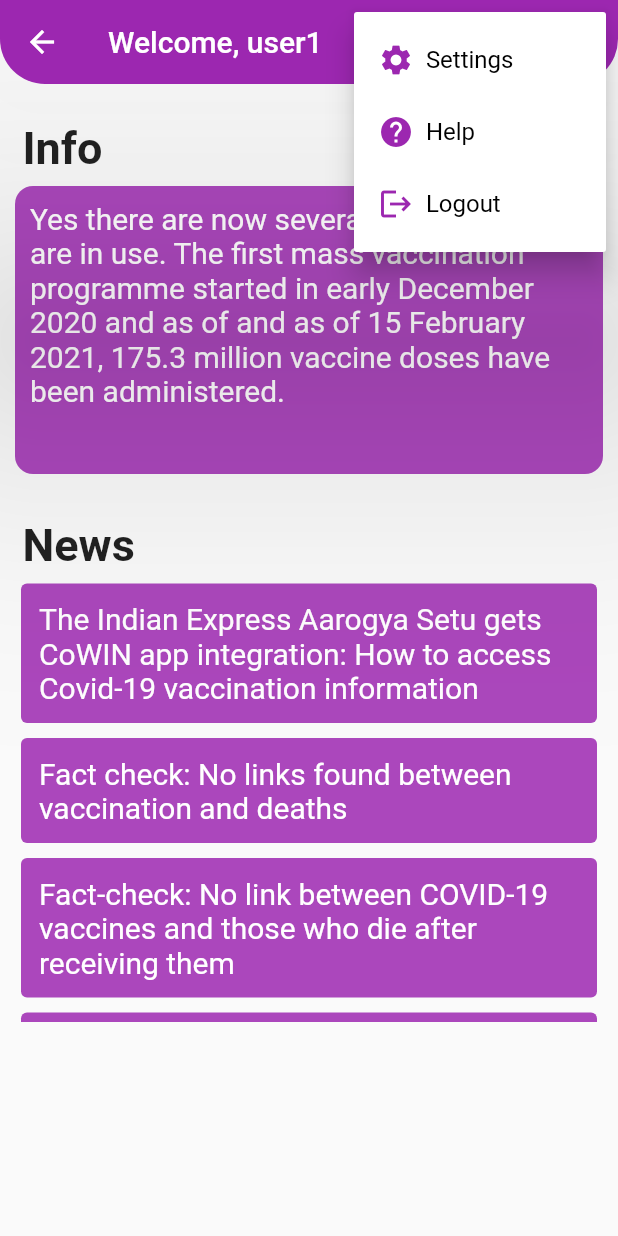
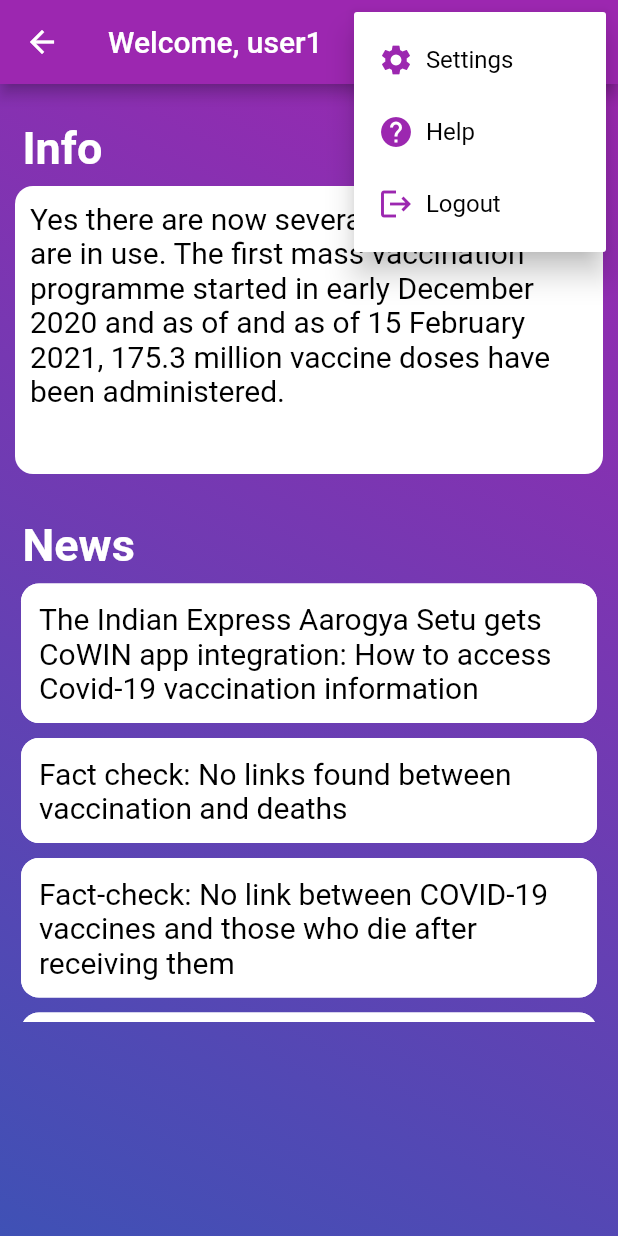
Before and after one commit to Faizvora/flutter_covid, a Flutter app: the WelcomeScreen screen opened by its route, after a tap on the "more vert" icon, on a phone screen of 412 x 824 dp. Run offline on Flutter 3.47's test engine with Material 2 defaults, Android fonts, the phone set to English and light mode, and no system bars; missing offline and left inert: flutter_text_form_field.

Commit message:
Updated Welcome Screen UI
Changed overall UI colour scheme

```diff
--- a/lib/welcome_screen.dart
+++ b/lib/welcome_screen.dart
@@ -21,87 +21,96 @@ class _WelcomeScreenState extends State<WelcomeScreen> {
   Widget build(BuildContext context) {
     return Scaffold(
       appBar: AppBar(
-        elevation: 100.0,
-        shape: RoundedRectangleBorder(
-            borderRadius: BorderRadius.vertical(bottom: Radius.circular(30))),
         backgroundColor: Colors.purple,
-        title: Text('Welcome, ' + username),
+        title: Text(
+          'Welcome, '+ username,
+        ),
         actions: [
-          PopupMenuButton(
-            itemBuilder: (BuildContext context) => [
+          PopupMenuButton(itemBuilder:(BuildContext context)=>[
             PopupMenuItem(
-                  value: 'Setting',
-                  child: Row(
+                value:'Setting',
+                child:Row(
                   children: [
-                      Icon(Icons.settings, color: Colors.purple),
-                      Text('  Settings', style: TextStyle(color: Colors.black))
-                    ],
-                  )),
-              PopupMenuItem(
-                  value: 'Help',
-                  child: Row(
-                    children: [
-                      Icon(Icons.help, color: Colors.purple),
-                      Text(
-                        '  Help',
-                        style: TextStyle(color: Colors.black),
-                      )
-                    ],
-                  )),
-              PopupMenuItem(
-                  value: 'Logout',
-                  child: Row(
-                    children: [
-                      Icon(Icons.logout, color: Colors.purple),
-                      Text(
-                        '  Logout',
-                        style: TextStyle(color: Colors.black),
-                      )
-                    ],
-                  )),
+                    Icon(Icons.settings,
+                        color: Colors.purple),
+                    Text('  Settings',
+                      style: TextStyle(
+                          color: Colors.black
+                      ),)
                   ],
                 )
+            ),
+            PopupMenuItem(
+                value:'Help',
+                child:Row(
+                  children: [
+                    Icon(Icons.help,
+                        color: Colors.purple),
+                    Text('  Help',
+                      style: TextStyle(
+                          color: Colors.black
+                      ),)
+                  ],
+                )
+            ),
+            PopupMenuItem(
+                value:'Logout',
+                child:Row(
+                  children: [
+                    Icon(Icons.logout,
+                        color: Colors.purple),
+                    Text('  Logout',
+                      style: TextStyle(
+                          color: Colors.black
+                      ),)
+                  ],
+                )
+            ),
+          ])
         ],
       ),
-      body: Column(
+      body:Container(
+        decoration: BoxDecoration(
+            gradient: LinearGradient(
+            begin: Alignment.topRight,
+            end: Alignment.bottomLeft,
+            colors: [Colors.purple,Colors.indigo],
+          ),
+        ),
+        child: Column(
           crossAxisAlignment: CrossAxisAlignment.start,
           children: [
                 Padding(
-            padding: const EdgeInsets.only(top: 25.0, left: 15.0),
+                  padding: const EdgeInsets.only(top:25.0,left:15.0),
                   child: Text(
                     'Info',
                     style: TextStyle(
+                      color: Colors.white,
                       fontWeight: FontWeight.bold,
                         fontSize: 30.0,
                     ),
                   ),
                 ),
-          Column(children: [
+            Column(
+                  children: [
                     SizedBox(
                       height: 200,
                       child: Padding(
-                padding:
-                    const EdgeInsets.only(top: 8.0, left: 10.0, right: 10.0),
+                        padding: const EdgeInsets.only(top:8.0,left:10.0,right:10.0),
                         child: Container(
                           decoration: BoxDecoration(
-                    color: Colors.purple[400],
-                    // gradient: LinearGradient(
-                    //   begin: Alignment.topCenter,
-                    //   end: Alignment.bottomCenter,
-                    //   colors: [Colors.purple[100],Colors.white],
-                    // ),
+                              color: Colors.white,
                               borderRadius: BorderRadius.all(Radius.circular(12)),
                           ),
                           child: Padding(
-                    padding: const EdgeInsets.only(
-                        top: 10.0, left: 10.0, right: 10.0),
+                            padding: const EdgeInsets.only(top:10.0,left:10.0,right:10.0),
                             child: SingleChildScrollView(
                               scrollDirection: Axis.vertical,
                               child: Text(
                                 "Yes there are now several vaccines that are in use. The first mass vaccination programme started in early December 2020 and as of and as of 15 February 2021, 175.3 million vaccine doses have been administered.",
                                 style: TextStyle(
                                   fontSize: 20,
-                          color: Colors.white,
+                                  color: Colors.black,
                                 ),
                               ),
                             ),
@@ -109,52 +118,60 @@ class _WelcomeScreenState extends State<WelcomeScreen> {
                         ),
                       ),
                     )
-          ]),
+                  ]
+            ),
             Column(
               crossAxisAlignment: CrossAxisAlignment.start,
               children: [
                 Padding(
-                padding: const EdgeInsets.only(top: 30.0, left: 15.0),
+                  padding: const EdgeInsets.only(top:30.0,left:15.0),
                   child: Text(
                     'News',
-                  style: TextStyle(fontWeight: FontWeight.bold, fontSize: 30.0),
+                    style: TextStyle(
+                        color: Colors.white,
+                        fontWeight: FontWeight.bold,
+                        fontSize: 30.0
+                    ),
                   ),
                 ),
                 SizedBox(
                   height: 300,
                   child: Padding(
-                  padding:
-                      const EdgeInsets.only(top: 4.0, left: 10.0, right: 10.0),
+                    padding: const EdgeInsets.only(top:4.0,left:10.0,right:10.0),
                     child: ListView.builder(
                         itemCount: news.length,
-                    itemBuilder: (context, index) {
+                        itemBuilder: (context,index){
                           return Padding(
                             padding: const EdgeInsets.only(bottom: 2.0),
                             child: Card(
+                              shape:RoundedRectangleBorder(
+                                borderRadius: BorderRadius.all(Radius.circular(12)),
+                              ),
                               elevation: 0,
-                          color: Colors.purple[400],
                               child: Container(
+                                decoration: BoxDecoration(
+                                  color: Colors.white,
+                                  borderRadius: BorderRadius.all(Radius.circular(12)),
+                                ),
                                 child: Padding(
                                   padding: const EdgeInsets.all(12.0),
-                              child: Text(
-                                news[index],
+                                  child: Text(news[index],
                                       style: TextStyle(
                                         fontSize: 20.0,
-                                  color: Colors.white,
-                                ),
-                              ),
+                                        color: Colors.black,
+                                      )),
                                 ),
                               ),
                             ),
                           );
-                    },
+                        }),
                   ),
-                ),
-              ),
+                )
+              ],
+            )
           ],
         ),
-        ],
-      ),
+      )
     );
   }
 }
```
Lines whose indentation alone changed are shown as unchanged.
